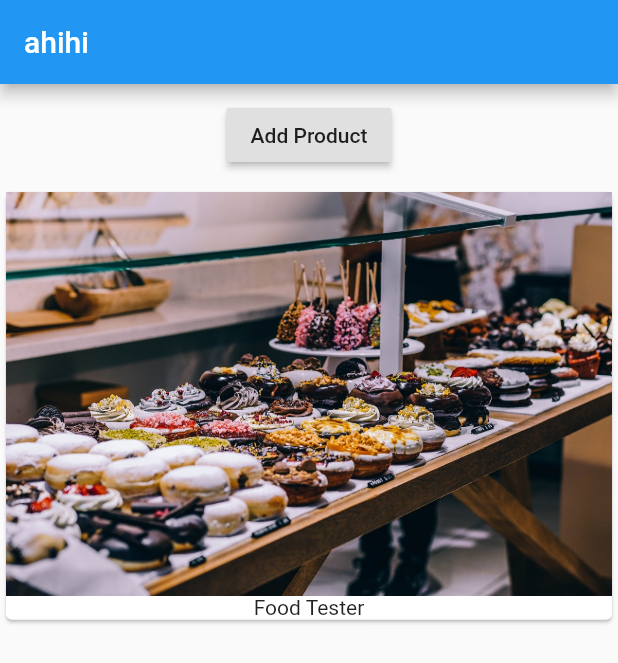
After one commit to quydau35/flutter_course, a Flutter app: the screen it shows after launch, on a phone screen of 412 x 824 dp. The commit adds this screen. Shown: the top 663 px of the screen. Run offline on Flutter 3.47's test engine with Material 2 defaults, Android fonts, the phone set to English and light mode, and no system bars.

Commit message:
spliting code. add product_manager class and products class

```diff
--- a/lib/main.dart
+++ b/lib/main.dart
@@ -1,19 +1,10 @@
 import 'package:flutter/material.dart';
 
-void main() {
-  runApp(MyApp());
-}
+import './product_manager.dart';
 
-class MyApp extends StatefulWidget {
-  @override
-  State<StatefulWidget> createState() {
-    return _MyAppState();
-  }
-}
+void main() => runApp(MyApp());
 
-class _MyAppState extends State<MyApp> {
-  List<String> _products = ['Food Tester'];
-
+class MyApp extends StatelessWidget {
   @override
   Widget build(BuildContext context) {
     return MaterialApp(
@@ -21,35 +12,7 @@ class _MyAppState extends State<MyApp> {
         appBar: AppBar(
           title: Text('ahihi'),
         ),
-        body: Column(
-          children: <Widget>[
-            Container(
-              margin: EdgeInsets.all(10.0),
-              child: RaisedButton(
-                onPressed: () {
-                  setState(() {
-                    _products.add('Add advanced Food Tester');
-                  });
-                },
-                child: Text('Add Product'),
-              ),
-            ),
-            Column(
-              children: _products
-                  .map(
-                    (element) => Card(
-                          child: Column(
-                            children: <Widget>[
-                              Image.asset('assets/food.jpg'),
-                              Text(element)
-                            ],
-                          ),
-                        ),
-                  )
-                  .toList(),
-            ),
-          ],
-        ),
+        body: ProductManager(),
       ),
     );
   }
--- /dev/null
+++ b/lib/product_manager.dart
@@ -0,0 +1,33 @@
+import 'package:flutter/material.dart';
+import './products.dart';
+
+class ProductManager extends StatefulWidget {
+  // ProductManager({Key key}) : super(key: key);
+  @override
+  _ProductManagerState createState() => _ProductManagerState();
+}
+
+class _ProductManagerState extends State<ProductManager> {
+  List<String> _products = ['Food Tester'];
+
+  @override
+  Widget build(BuildContext context) {
+    return  Column(
+      children: <Widget>[
+        Container(
+          margin: EdgeInsets.all(10.0),
+          child: RaisedButton(
+            onPressed: () {
+              setState(() {
+                _products.add('Add advanced Food Tester');
+                print(_products);
+              });
+            },
+            child: Text('Add Product'),
+          ),
+        ),
+        Products(_products)
+      ],
+    );
+  }
+}
--- /dev/null
+++ b/lib/products.dart
@@ -0,0 +1,25 @@
+import 'package:flutter/material.dart';
+
+class Products extends StatelessWidget {
+  final List<String> products;
+
+  Products(this.products);
+
+  @override
+  Widget build(BuildContext context) {
+    return Column(
+      children: products
+          .map(
+            (element) => Card(
+                  child: Column(
+                    children: <Widget>[
+                      Image.asset('assets/food.jpg'),
+                      Text(element)
+                    ],
+                  ),
+                ),
+          )
+          .toList(),
+    );
+  }
+}
```
